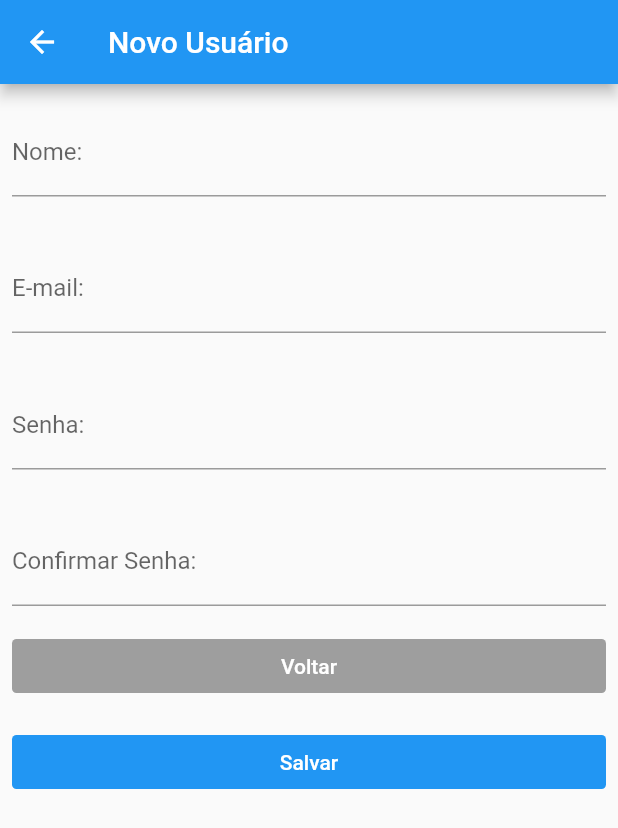
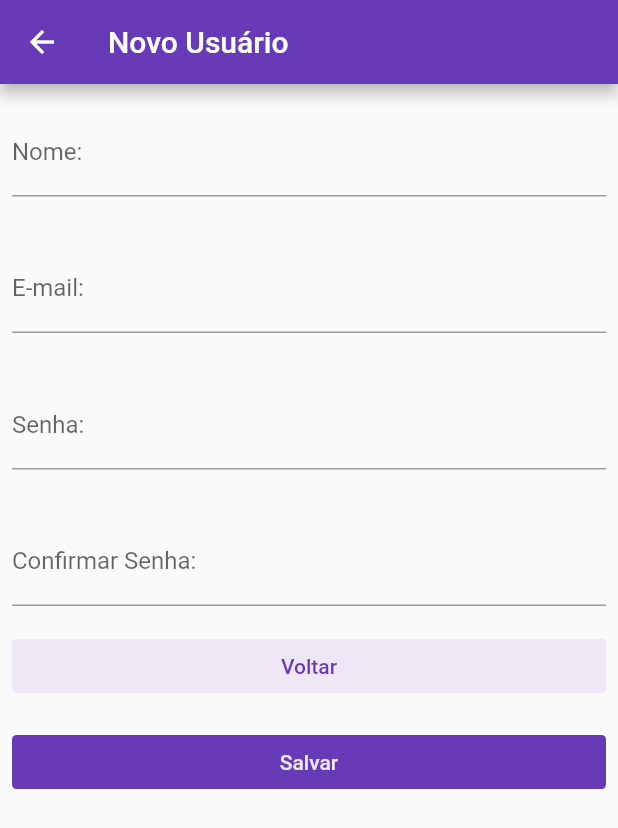
Before and after one commit to uedsonreis/social_network_flutter, a Flutter app: the screen it shows after launch, after a tap on "Cadastrar", on a phone screen of 412 x 824 dp. Shown: the top 828 px of the screen. Run offline on Flutter 3.47's test engine with Material 2 defaults, Android fonts, the phone set to English and light mode, and no system bars; network calls fail.

Commit message:
Layout adjusts

```diff
--- a/lib/components/input_text.dart
+++ b/lib/components/input_text.dart
@@ -1,7 +1,12 @@
 import 'package:flutter/material.dart';
 
 class InputText extends StatelessWidget {
-  InputText({ Key? key, required this.label, required this.change, this.isPassword = false }) : super(key: key);
+  InputText(
+      {Key? key,
+      required this.label,
+      required this.change,
+      this.isPassword = false})
+      : super(key: key);
 
   final String label;
   final Function change;
@@ -19,7 +24,7 @@ class InputText extends StatelessWidget {
           change(text);
         },
         decoration: InputDecoration(
-          border: UnderlineInputBorder(),
+          border: const UnderlineInputBorder(),
           labelText: label,
         ),
       ),
--- /dev/null
+++ b/lib/components/large_button.dart
@@ -0,0 +1,38 @@
+import 'package:flutter/material.dart';
+
+class LargeButton extends StatelessWidget {
+  const LargeButton(
+      {Key? key,
+      required this.text,
+      required this.onPress,
+      this.principalTheme = true})
+      : super(key: key);
+
+  final String text;
+  final Function onPress;
+  final bool principalTheme;
+
+  @override
+  Widget build(BuildContext context) {
+    return SizedBox(
+      width: double.infinity,
+      child: TextButton(
+          style: TextButton.styleFrom(
+            primary: principalTheme
+                ? Theme.of(context).secondaryHeaderColor
+                : Theme.of(context).primaryColor,
+            backgroundColor: principalTheme
+                ? Theme.of(context).primaryColor
+                : Theme.of(context).secondaryHeaderColor,
+            padding: const EdgeInsets.symmetric(horizontal: 16.0),
+            shape: const RoundedRectangleBorder(
+              borderRadius: BorderRadius.all(Radius.circular(3.0)),
+            ),
+          ),
+          onPressed: () {
+            onPress();
+          },
+          child: Text(text)),
+    );
+  }
+}
--- a/lib/main.dart
+++ b/lib/main.dart
@@ -10,7 +10,11 @@ class MyApp extends StatelessWidget {
 
   @override
   Widget build(BuildContext context) {
-    return const MaterialApp(
-        title: 'Welcome to Flutter', home: Center(child: LoginPage()));
+    return MaterialApp(
+      theme: ThemeData(
+        primarySwatch: Colors.deepPurple,
+      ),
+      home: const Center(child: LoginPage()),
+    );
   }
 }
--- a/lib/pages/components/PostItem.dart
+++ b/lib/pages/components/PostItem.dart
@@ -1,3 +1,5 @@
+import 'dart:convert';
+
 import 'package:flutter/material.dart';
 
 class PostItem extends StatelessWidget {
@@ -7,18 +9,20 @@ class PostItem extends StatelessWidget {
   final String description;
   final String location;
 
-  final _style = const TextStyle(fontSize: 18);
-
   @override
   Widget build(BuildContext context) {
     return ListTile(
       title: Text(
         description,
-        style: _style,
+        style: const TextStyle(fontSize: 18),
       ),
       subtitle: Text(
         location,
-        style: _style,
+        textAlign: TextAlign.right,
+        style: TextStyle(
+          fontSize: 12,
+          color: Theme.of(context).primaryColor,
+        ),
       ),
     );
   }
--- a/lib/pages/public/login.dart
+++ b/lib/pages/public/login.dart
@@ -1,5 +1,6 @@
 import 'package:flutter/material.dart';
 import 'package:social_network_flutter/components/input_text.dart';
+import 'package:social_network_flutter/components/large_button.dart';
 import 'package:social_network_flutter/pages/private/home.dart';
 import 'package:social_network_flutter/pages/public/signup.dart';
 import 'package:social_network_flutter/services/auth.service.dart';
@@ -32,10 +33,10 @@ class _LoginPageState extends State<LoginPage> {
       showDialog<String>(
         context: context,
         builder: (BuildContext context) => AlertDialog(
-          title: const Text('E-mail ou senha inválido!'),
+          title: const Text('E-mail ou senha inválido(a)!'),
           actions: <Widget>[
             TextButton(
-              onPressed: () => Navigator.pop(context, 'OK'),
+              onPressed: () => Navigator.pop(context),
               child: const Text('OK'),
             ),
           ],
@@ -56,12 +57,7 @@ class _LoginPageState extends State<LoginPage> {
       appBar: AppBar(
         title: Text(widget.title),
       ),
-      body: _buildForm(),
-    );
-  }
-
-  Widget _buildForm() {
-    return Column(
+      body: Column(
         crossAxisAlignment: CrossAxisAlignment.start,
         children: <Widget>[
           InputText(
@@ -70,8 +66,7 @@ class _LoginPageState extends State<LoginPage> {
                 setState(() {
                   _email = text;
                 });
-          }
-        ),
+              }),
           InputText(
               isPassword: true,
               label: 'Informe a senha:',
@@ -79,47 +74,20 @@ class _LoginPageState extends State<LoginPage> {
                 setState(() {
                   _password = text;
                 });
-          }
-        ),
+              }),
           Padding(
             padding: const EdgeInsets.symmetric(horizontal: 8, vertical: 16),
-          child: SizedBox(
-            width: double.infinity,
-            child: TextButton(
-                style: TextButton.styleFrom(
-                  primary: Colors.white,
-                  backgroundColor: Colors.blue,
-                  padding: const EdgeInsets.symmetric(horizontal: 16.0),
-                  shape: const RoundedRectangleBorder(
-                    borderRadius: BorderRadius.all(Radius.circular(3.0)),
-                  ),
-                ),
-                onPressed: () {
-                  login();
-                },
-                child: const Text('Entrar')),
-          ),
+            child: LargeButton(text: 'Entrar', onPress: () => login()),
           ),
           Padding(
               padding: const EdgeInsets.symmetric(horizontal: 8),
-          child: SizedBox(
-            width: double.infinity,
-            child: TextButton(
-                style: TextButton.styleFrom(
-                  primary: Colors.white,
-                  backgroundColor: Colors.grey,
-                  padding: const EdgeInsets.symmetric(horizontal: 16.0),
-                  shape: const RoundedRectangleBorder(
-                    borderRadius: BorderRadius.all(Radius.circular(3.0)),
+              child: LargeButton(
+                text: 'Cadastrar',
+                onPress: () => signUp(),
+                principalTheme: false,
+              )),
+        ],
       ),
-                ),
-                onPressed: () {
-                  signUp();
-                },
-                child: const Text('Cadastrar')),
-          ),
-        ),
-      ],
     );
   }
 }
--- a/lib/pages/public/signup.dart
+++ b/lib/pages/public/signup.dart
@@ -1,4 +1,6 @@
 import 'package:flutter/material.dart';
+import 'package:social_network_flutter/components/input_text.dart';
+import 'package:social_network_flutter/components/large_button.dart';
 import 'package:social_network_flutter/services/user.service.dart';
 
 class SignUpPage extends StatefulWidget {
@@ -72,105 +74,35 @@ class _SignUpPageState extends State<SignUpPage> {
     return Column(
       crossAxisAlignment: CrossAxisAlignment.start,
       children: <Widget>[
+        InputText(
+          label: 'Nome:',
+          change: (text) => setState(() => _name = text),
+        ),
+        InputText(
+          label: 'E-mail:',
+          change: (text) => setState(() => _email = text),
+        ),
+        InputText(
+          label: 'Senha:',
+          change: (text) => setState(() => _password = text),
+          isPassword: true,
+        ),
+        InputText(
+          label: 'Confirmar Senha:',
+          change: (text) => setState(() => _confirmPass = text),
+          isPassword: true,
+        ),
         Padding(
-          padding: const EdgeInsets.symmetric(horizontal: 8, vertical: 16),
-          child: TextFormField(
-            onChanged: (text) {
-              setState(() {
-                _name = text;
-              });
-            },
-            decoration: const InputDecoration(
-              border: UnderlineInputBorder(),
-              labelText: 'Nome:',
-            ),
+          padding: const EdgeInsets.symmetric(horizontal: 8),
+          child: LargeButton(
+            text: 'Voltar',
+            onPress: () => back(),
+            principalTheme: false,
           ),
         ),
         Padding(
           padding: const EdgeInsets.symmetric(horizontal: 8, vertical: 16),
-          child: TextFormField(
-            onChanged: (text) {
-              setState(() {
-                _email = text;
-              });
-            },
-            decoration: const InputDecoration(
-              border: UnderlineInputBorder(),
-              labelText: 'E-mail:',
-            ),
-          ),
-        ),
-        Padding(
-          padding: const EdgeInsets.symmetric(horizontal: 8, vertical: 16),
-          child: TextFormField(
-            obscureText: true,
-            autocorrect: false,
-            enableSuggestions: false,
-            onChanged: (text) {
-              setState(() {
-                _password = text;
-              });
-            },
-            decoration: const InputDecoration(
-              border: UnderlineInputBorder(),
-              labelText: 'Senha:',
-            ),
-          ),
-        ),
-        Padding(
-          padding: const EdgeInsets.symmetric(horizontal: 8, vertical: 16),
-          child: TextFormField(
-            obscureText: true,
-            autocorrect: false,
-            enableSuggestions: false,
-            onChanged: (text) {
-              setState(() {
-                _confirmPass = text;
-              });
-            },
-            decoration: const InputDecoration(
-              border: UnderlineInputBorder(),
-              labelText: 'Confirmar Senha:',
-            ),
-          ),
-        ),
-        Padding(
-          padding: const EdgeInsets.symmetric(horizontal: 8),
-          child: SizedBox(
-            width: double.infinity,
-            child: TextButton(
-                style: TextButton.styleFrom(
-                  primary: Colors.white,
-                  backgroundColor: Colors.grey,
-                  padding: const EdgeInsets.symmetric(horizontal: 16.0),
-                  shape: const RoundedRectangleBorder(
-                    borderRadius: BorderRadius.all(Radius.circular(3.0)),
-                  ),
-                ),
-                onPressed: () {
-                  back();
-                },
-                child: const Text('Voltar')),
-          ),
-        ),
-        Padding(
-          padding: const EdgeInsets.symmetric(horizontal: 8, vertical: 16),
-          child: SizedBox(
-            width: double.infinity,
-            child: TextButton(
-                style: TextButton.styleFrom(
-                  primary: Colors.white,
-                  backgroundColor: Colors.blue,
-                  padding: const EdgeInsets.symmetric(horizontal: 16.0),
-                  shape: const RoundedRectangleBorder(
-                    borderRadius: BorderRadius.all(Radius.circular(3.0)),
-                  ),
-                ),
-                onPressed: () {
-                  create();
-                },
-                child: const Text('Salvar')),
-          ),
+          child: LargeButton(text: 'Salvar', onPress: () => create()),
         ),
       ],
     );
```
Lines whose indentation alone changed are shown as unchanged.
